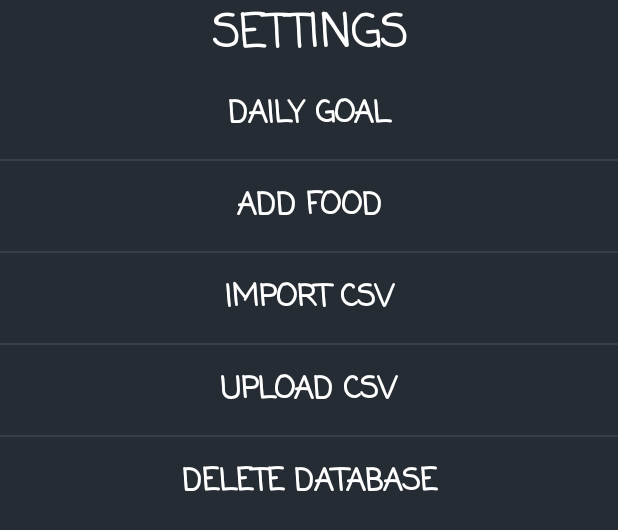
After one commit to cubouyaka/Coach-Nutrition-Project, an Android app: the layout activity_all_settings_land.xml on its own in the app's theme, with its tools: preview values and no code run, on a phone screen of 412 x 824 dp. The commit adds this screen. Shown: the top 530 px of the screen. Run offline under Robolectric (Android 15) with nearby library versions, the phone set to English and light mode, and no system bars.

Commit message:
Rotation d'ecran pour settings et main_activity

```diff
--- a/app/src/main/java/com/oc/rss/coach_nutrition_project/AllSettings.java
+++ b/app/src/main/java/com/oc/rss/coach_nutrition_project/AllSettings.java
@@ -1,6 +1,7 @@
 package com.oc.rss.coach_nutrition_project;
 
 import android.content.Intent;
+import android.content.res.Configuration;
 import android.support.v7.app.AppCompatActivity;
 import android.os.Bundle;
 import android.view.View;
@@ -11,7 +12,10 @@ public class AllSettings extends AppCompatActivity {
     @Override
     protected void onCreate(Bundle savedInstanceState) {
         super.onCreate(savedInstanceState);
-        setContentView(R.layout.activity_all_settings);
+        if(getResources().getConfiguration().orientation == Configuration.ORIENTATION_LANDSCAPE)
+            setContentView(R.layout.activity_all_settings_land);
+        else //if the screen is not in landscape orientation
+            setContentView(R.layout.activity_all_settings);
     }
 
     public void onClickDailyGoal (View v) {
--- a/app/src/main/res/layout-land/activity_add_food_land.xml
+++ b/app/src/main/res/layout-land/activity_add_food_land.xml
@@ -95,6 +95,7 @@
             android:id="@+id/layout_opt"
             android:layout_width="match_parent"
             android:layout_height="match_parent"
+            android:layout_margin="20dp"
             android:orientation="vertical">
 
             <LinearLayout
--- /dev/null
+++ b/app/src/main/res/layout/activity_all_settings_land.xml
@@ -0,0 +1,125 @@
+<?xml version="1.0" encoding="utf-8"?>
+<LinearLayout xmlns:android="http://schemas.android.com/apk/res/android"
+    xmlns:tools="http://schemas.android.com/tools"
+    android:layout_width="match_parent"
+    android:layout_height="match_parent"
+    android:background="@color/colorBackground"
+    android:orientation="vertical"
+    tools:context=".AllSettings">
+
+    <TextView
+        android:id="@+id/welcome"
+        android:layout_width="match_parent"
+        android:layout_height="wrap_content"
+        android:fontFamily="casual"
+        android:gravity="center"
+        android:text="@string/settings"
+        android:textAllCaps="true"
+        android:textColor="@android:color/background_light"
+        android:textSize="30sp"
+        android:textStyle="bold" />
+
+    <LinearLayout
+        android:layout_width="match_parent"
+        android:layout_height="wrap_content"
+        android:orientation="horizontal"
+        android:weightSum="1"
+        tools:layout_editor_absoluteX="8dp"
+        tools:layout_editor_absoluteY="8dp">
+
+        <LinearLayout
+            android:layout_width="match_parent"
+            android:layout_height="match_parent"
+            android:orientation="vertical">
+
+            <Button
+                android:id="@+id/dailyGoal"
+                style="@style/Widget.AppCompat.Button.Borderless"
+                android:layout_width="match_parent"
+                android:layout_height="60dp"
+                android:backgroundTint="@color/colorButton"
+                android:fontFamily="casual"
+                android:onClick="onClickDailyGoal"
+                android:text="@string/dailyGoal"
+                android:textColor="@android:color/background_light"
+                android:textSize="20sp"
+                android:textStyle="bold" />
+
+            <LinearLayout
+                android:layout_width="match_parent"
+                android:layout_height="1dp"
+                android:background="@color/colorSpace"
+                android:orientation="vertical"></LinearLayout>
+
+            <Button
+                android:id="@+id/addFood"
+                style="@style/Widget.AppCompat.Button.Borderless"
+                android:layout_width="match_parent"
+                android:layout_height="60dp"
+                android:backgroundTint="@color/colorButton"
+                android:fontFamily="casual"
+                android:onClick="onClickAddFood"
+                android:text="@string/addFood"
+                android:textColor="@android:color/background_light"
+                android:textSize="20sp"
+                android:textStyle="bold" />
+
+            <LinearLayout
+                android:layout_width="match_parent"
+                android:layout_height="1dp"
+                android:background="@color/colorSpace"
+                android:orientation="vertical"></LinearLayout>
+
+            <Button
+                android:id="@+id/importCSV"
+                style="@style/Widget.AppCompat.Button.Borderless"
+                android:layout_width="match_parent"
+                android:layout_height="60dp"
+                android:backgroundTint="@color/colorButton"
+                android:fontFamily="casual"
+                android:onClick="onClickImportCSV"
+                android:text="@string/importCSV"
+                android:textColor="@android:color/background_light"
+                android:textSize="20sp"
+                android:textStyle="bold" />
+
+            <LinearLayout
+                android:layout_width="match_parent"
+                android:layout_height="1dp"
+                android:background="@color/colorSpace"
+                android:orientation="vertical"></LinearLayout>
+
+            <Button
+                android:id="@+id/uploadCSV"
+                style="@style/Widget.AppCompat.Button.Borderless"
+                android:layout_width="match_parent"
+                android:layout_height="60dp"
+                android:backgroundTint="@color/colorButton"
+                android:fontFamily="casual"
+                android:onClick="onClickUploadCSV"
+                android:text="@string/uploadCSV"
+                android:textColor="@android:color/background_light"
+                android:textSize="20sp"
+                android:textStyle="bold" />
+
+            <LinearLayout
+                android:layout_width="match_parent"
+                android:layout_height="1dp"
+                android:background="@color/colorSpace"
+                android:orientation="vertical"></LinearLayout>
+
+            <Button
+                android:id="@+id/deleteDabase"
+                style="@style/Widget.AppCompat.Button.Borderless"
+                android:layout_width="match_parent"
+                android:layout_height="60dp"
+                android:backgroundTint="@color/colorButton"
+                android:fontFamily="casual"
+                android:onClick="onClickDeleteDatabase"
+                android:text="@string/deleteDatabase"
+                android:textColor="@android:color/background_light"
+                android:textSize="20sp"
+                android:textStyle="bold" />
+        </LinearLayout>
+    </LinearLayout>
+</LinearLayout>
--- a/app/src/main/res/layout/activity_history.xml
+++ b/app/src/main/res/layout/activity_history.xml
@@ -6,4 +6,9 @@
     android:layout_height="match_parent"
     tools:context="com.oc.rss.coach_nutrition_project.History">
 
+    <include
+        android:id="@+id/toolBarH"
+        layout="@layout/toolbar"
+        android:visibility="visible" />
+
 </android.support.constraint.ConstraintLayout>
```
Also changed, not shown: app/src/main/AndroidManifest.xml (+14 -3 lines), app/src/main/java/com/oc/rss/coach_nutrition_project/History.java (+10 -0 lines), app/src/main/java/com/oc/rss/coach_nutrition_project/MainActivity.java (+6 -1 lines), app/src/main/java/com/oc/rss/coach_nutrition_project/show_food_db.java (+7 -0 lines), app/src/main/res/layout/activity_main_land.xml (added, +94 -0 lines), app/src/main/res/layout/activity_show_food_db.xml (+16 -9 lines).
